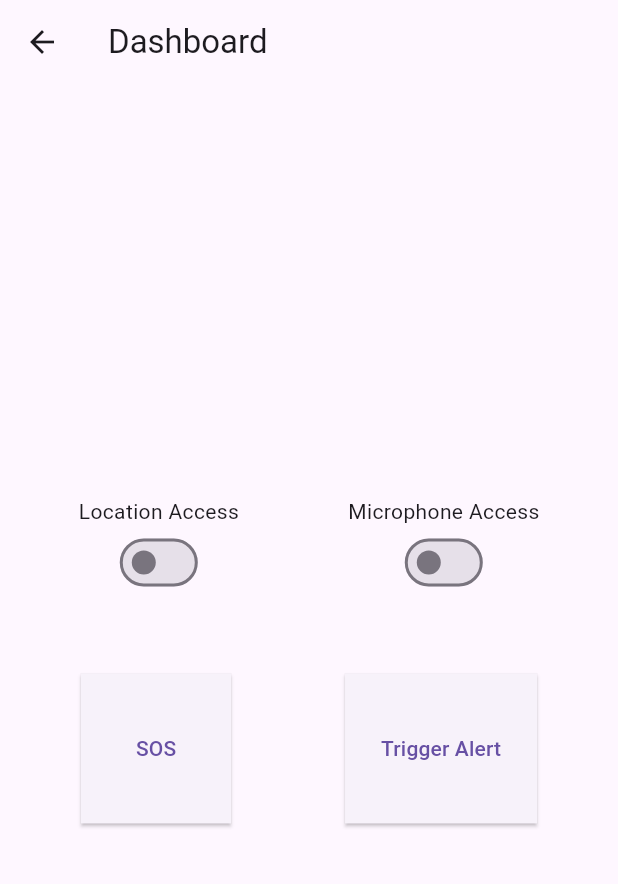
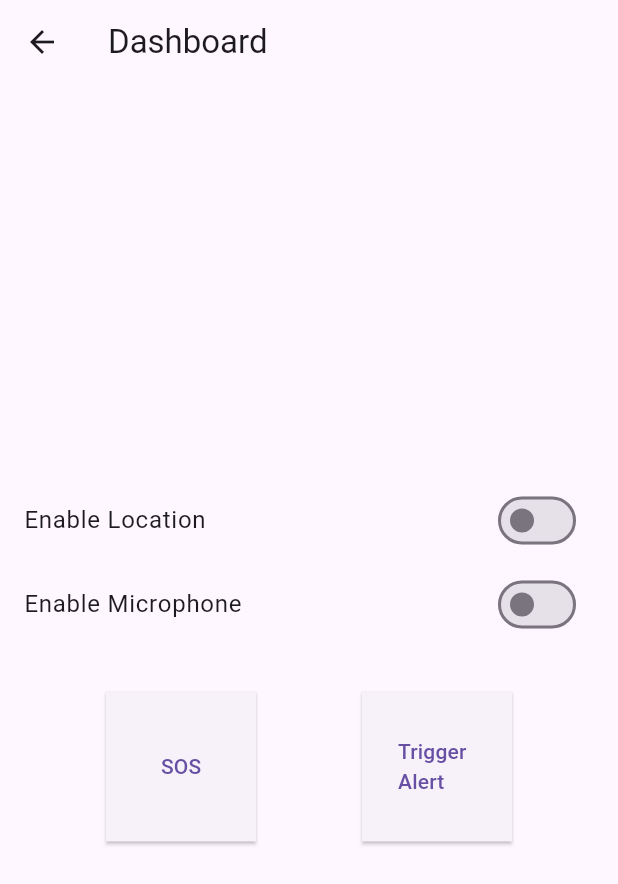
Before and after one commit to therishiagarwal/Aegis-Alert, a Flutter app: the DashboardPage screen opened by its route, on a phone screen of 412 x 824 dp. Shown: the top 884 px of the screen. Run offline on Flutter 3.47's test engine with Material 3 defaults, Android fonts, the phone set to English and light mode, and no system bars; our stand-ins replace firebase_auth, firebase_core, permission_handler; accounts and stored records are empty.

```diff
--- a/lib/dashboard_page.dart
+++ b/lib/dashboard_page.dart
@@ -7,34 +7,32 @@ class DashboardPage extends StatefulWidget {
 }
 
 class _DashboardPageState extends State<DashboardPage> {
-  bool isLocationEnabled = false;
-  bool isMicrophoneEnabled = false;
+  bool _isLocationEnabled = false;
+  bool _isMicrophoneEnabled = false;
 
-  Future<void> requestLocationPermission() async {
+  Future<void> _requestLocationPermission() async {
     PermissionStatus status = await Permission.location.request();
     if (status.isGranted) {
       setState(() {
-        isLocationEnabled = true;
+        _isLocationEnabled = true;
       });
     } else {
       setState(() {
-        isLocationEnabled = false;
+        _isLocationEnabled = false;
       });
-      // Handle permission denial
     }
   }
 
-  Future<void> requestMicrophonePermission() async {
+  Future<void> _requestMicrophonePermission() async {
     PermissionStatus status = await Permission.microphone.request();
     if (status.isGranted) {
       setState(() {
-        isMicrophoneEnabled = true;
+        _isMicrophoneEnabled = true;
       });
     } else {
       setState(() {
-        isMicrophoneEnabled = false;
+        _isMicrophoneEnabled = false;
       });
-      // Handle permission denial
     }
   }
 
@@ -44,79 +42,63 @@ class _DashboardPageState extends State<DashboardPage> {
       appBar: AppBar(
         title: Text('Dashboard'),
       ),
-      body: Padding(
-        padding: const EdgeInsets.all(16.0),
-        child: Column(
+      body: Column(
         mainAxisAlignment: MainAxisAlignment.center,
         children: [
-            Row(
-              mainAxisAlignment: MainAxisAlignment.spaceAround,
-              children: [
-                Column(
-                  children: [
-                    Text('Location Access'),
-                    Switch(
-                      value: isLocationEnabled,
-                      onChanged: (value) {
-                        if (value) {
-                          requestLocationPermission();
+          SwitchListTile(
+            title: Text('Enable Location'),
+            value: _isLocationEnabled,
+            onChanged: (bool value) async {
+              if (!_isLocationEnabled) {
+                await _requestLocationPermission();
               } else {
                 setState(() {
-                            isLocationEnabled = false;
+                  _isLocationEnabled = value;
                 });
               }
             },
           ),
-                  ],
-                ),
-                Column(
-                  children: [
-                    Text('Microphone Access'),
-                    Switch(
-                      value: isMicrophoneEnabled,
-                      onChanged: (value) {
-                        if (value) {
-                          requestMicrophonePermission();
+          SwitchListTile(
+            title: Text('Enable Microphone'),
+            value: _isMicrophoneEnabled,
+            onChanged: (bool value) async {
+              if (!_isMicrophoneEnabled) {
+                await _requestMicrophonePermission();
               } else {
                 setState(() {
-                            isMicrophoneEnabled = false;
+                  _isMicrophoneEnabled = value;
                 });
               }
             },
+          ),
+          SizedBox(height: 30),
+          Row(
+            mainAxisAlignment: MainAxisAlignment.spaceEvenly,
+            children: [
+              ElevatedButton(
+                onPressed: () {
+                  // Implement SOS action
+                },
+                child: Text('SOS'),
+                style: ElevatedButton.styleFrom(
+                  fixedSize: Size(100, 100),
+                  shape: RoundedRectangleBorder(),
+                ),
+              ),
+              ElevatedButton(
+                onPressed: () {
+                  // Implement Trigger Alert action
+                },
+                child: Text('Trigger Alert'),
+                style: ElevatedButton.styleFrom(
+                  fixedSize: Size(100, 100),
+                  shape: RoundedRectangleBorder(),
+                ),
               ),
             ],
           ),
         ],
       ),
-            SizedBox(height: 50),
-            Row(
-              mainAxisAlignment: MainAxisAlignment.spaceAround,
-              children: [
-                ElevatedButton(
-                  onPressed: () {
-                    // Implement SOS functionality
-                  },
-                  style: ElevatedButton.styleFrom(
-                    shape: RoundedRectangleBorder(),
-                    minimumSize: Size(100, 100),
-                  ),
-                  child: Text('SOS'),
-                ),
-                ElevatedButton(
-                  onPressed: () {
-                    // Implement trigger alert functionality
-                  },
-                  style: ElevatedButton.styleFrom(
-                    shape: RoundedRectangleBorder(),
-                    minimumSize: Size(100, 100),
-                  ),
-                  child: Text('Trigger Alert'),
-                ),
-              ],
-            ),
-          ],
-        ),
-      ),
     );
   }
 }
```
Also changed, not shown: 1 other file. Lines whose indentation alone changed are shown as unchanged.
